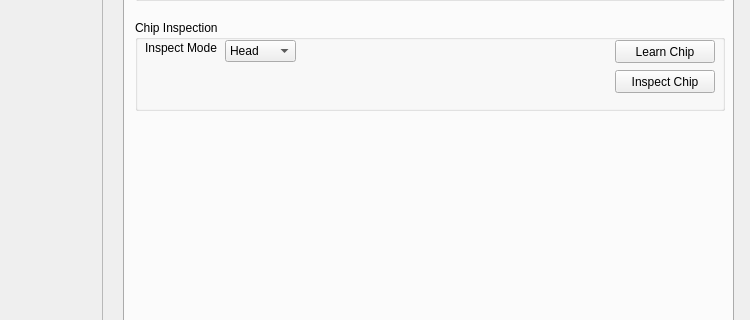
Above: VisionWidget/visionwidget.ui from hceng123/VisionLibrary before the change; both pictures show x 607 to 1357 and y 273 to 593 of the 1357 by 768 pixel window. Below: the same form after it.
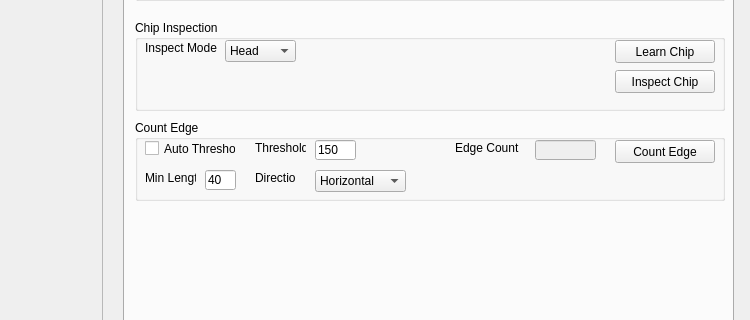
That is the form after the change. Custom widgets are drawn as their Qt base class.

Commit message:
Enhance the PR_FindEdge.
Enhance the PR_FindEdge.

What changed in the file:
```diff
--- a/VisionWidget/visionwidget.ui
+++ b/VisionWidget/visionwidget.ui
@@ -1229,6 +1229,170 @@
        </property>
       </widget>
      </widget>
+     <widget class="QGroupBox" name="groupBoxCountEdge">
+      <property name="geometry">
+       <rect>
+        <x>10</x>
+        <y>290</y>
+        <width>590</width>
+        <height>81</height>
+       </rect>
+      </property>
+      <property name="title">
+       <string>Count Edge</string>
+      </property>
+      <widget class="QLineEdit" name="lineEditEdgeCount">
+       <property name="enabled">
+        <bool>false</bool>
+       </property>
+       <property name="geometry">
+        <rect>
+         <x>400</x>
+         <y>20</y>
+         <width>61</width>
+         <height>20</height>
+        </rect>
+       </property>
+      </widget>
+      <widget class="QLabel" name="labelEdgeCount">
+       <property name="geometry">
+        <rect>
+         <x>320</x>
+         <y>20</y>
+         <width>71</width>
+         <height>16</height>
+        </rect>
+       </property>
+       <property name="text">
+        <string>Edge Count</string>
+       </property>
+      </widget>
+      <widget class="QPushButton" name="btnCountEdge">
+       <property name="geometry">
+        <rect>
+         <x>480</x>
+         <y>20</y>
+         <width>100</width>
+         <height>23</height>
+        </rect>
+       </property>
+       <property name="text">
+        <string>Count Edge</string>
+       </property>
+      </widget>
+      <widget class="QCheckBox" name="checkBoxCountEdgeAutoThreshold">
+       <property name="geometry">
+        <rect>
+         <x>10</x>
+         <y>20</y>
+         <width>91</width>
+         <height>17</height>
+        </rect>
+       </property>
+       <property name="text">
+        <string>Auto Threshold</string>
+       </property>
+      </widget>
+      <widget class="QLabel" name="labelFitCountEdgeThreshold">
+       <property name="geometry">
+        <rect>
+         <x>120</x>
+         <y>20</y>
+         <width>51</width>
+         <height>16</height>
+        </rect>
+       </property>
+       <property name="text">
+        <string>Threshold</string>
+       </property>
+      </widget>
+      <widget class="QLineEdit" name="lineEditFitCountEdgeThreshold">
+       <property name="geometry">
+        <rect>
+         <x>180</x>
+         <y>20</y>
+         <width>41</width>
+         <height>20</height>
+        </rect>
+       </property>
+       <property name="inputMethodHints">
+        <set>Qt::ImhDigitsOnly</set>
+       </property>
+       <property name="text">
+        <string>150</string>
+       </property>
+      </widget>
+      <widget class="QLabel" name="labeCountEdgeMinLength">
+       <property name="geometry">
+        <rect>
+         <x>10</x>
+         <y>50</y>
+         <width>51</width>
+         <height>16</height>
+        </rect>
+       </property>
+       <property name="text">
+        <string>Min Length</string>
+       </property>
+      </widget>
+      <widget class="QLineEdit" name="lineEditCountEdgeMinLength">
+       <property name="geometry">
+        <rect>
+         <x>70</x>
+         <y>50</y>
+         <width>31</width>
+         <height>20</height>
+        </rect>
+       </property>
+       <property name="inputMethodHints">
+        <set>Qt::ImhDigitsOnly</set>
+       </property>
+       <property name="text">
+        <string>40</string>
+       </property>
+      </widget>
+      <widget class="QComboBox" name="cbCountEdgeDirection">
+       <property name="geometry">
+        <rect>
+         <x>180</x>
+         <y>50</y>
+         <width>91</width>
+         <height>22</height>
+        </rect>
+       </property>
+       <property name="currentIndex">
+        <number>0</number>
+       </property>
+       <item>
+        <property name="text">
+         <string>Horizontal</string>
+        </property>
+       </item>
+       <item>
+        <property name="text">
+         <string>Vertical</string>
+        </property>
+       </item>
+       <item>
+        <property name="text">
+         <string>Both</string>
+        </property>
+       </item>
+      </widget>
+      <widget class="QLabel" name="labelCountEdgeDirection">
+       <property name="geometry">
+        <rect>
+         <x>120</x>
+         <y>50</y>
+         <width>41</width>
+         <height>16</height>
+        </rect>
+       </property>
+       <property name="text">
+        <string>Direction</string>
+       </property>
+      </widget>
+     </widget>
     </widget>
     <widget class="QWidget" name="tabOCR">
      <attribute name="title">
```
The commit also changes 7 other files.
